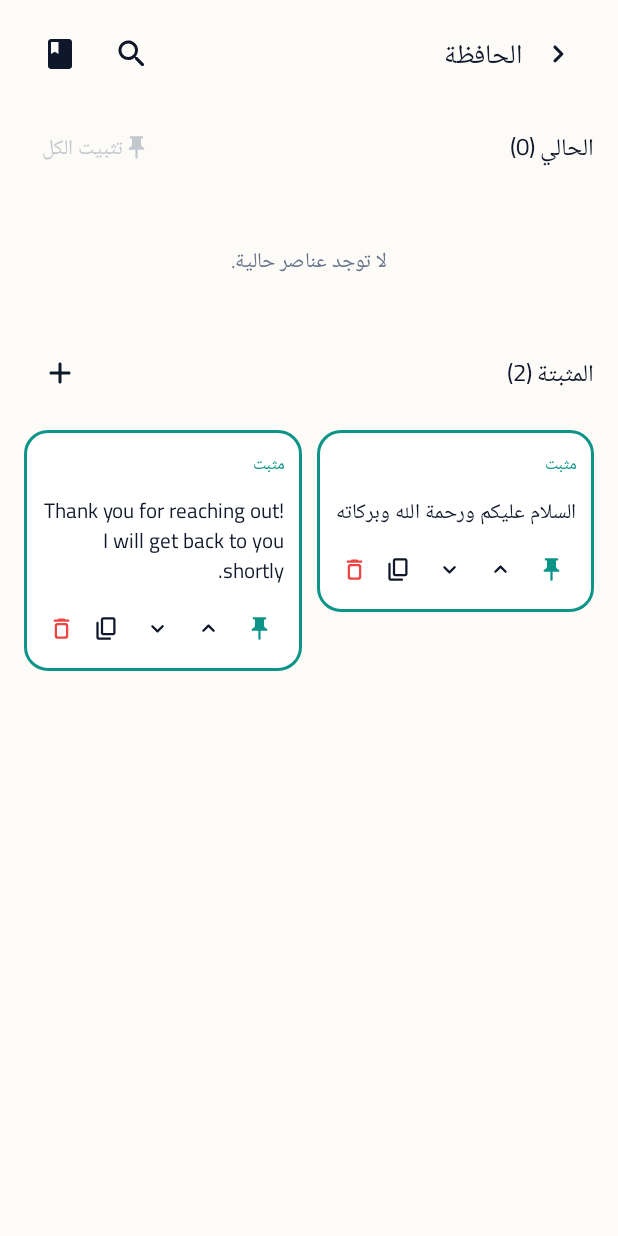
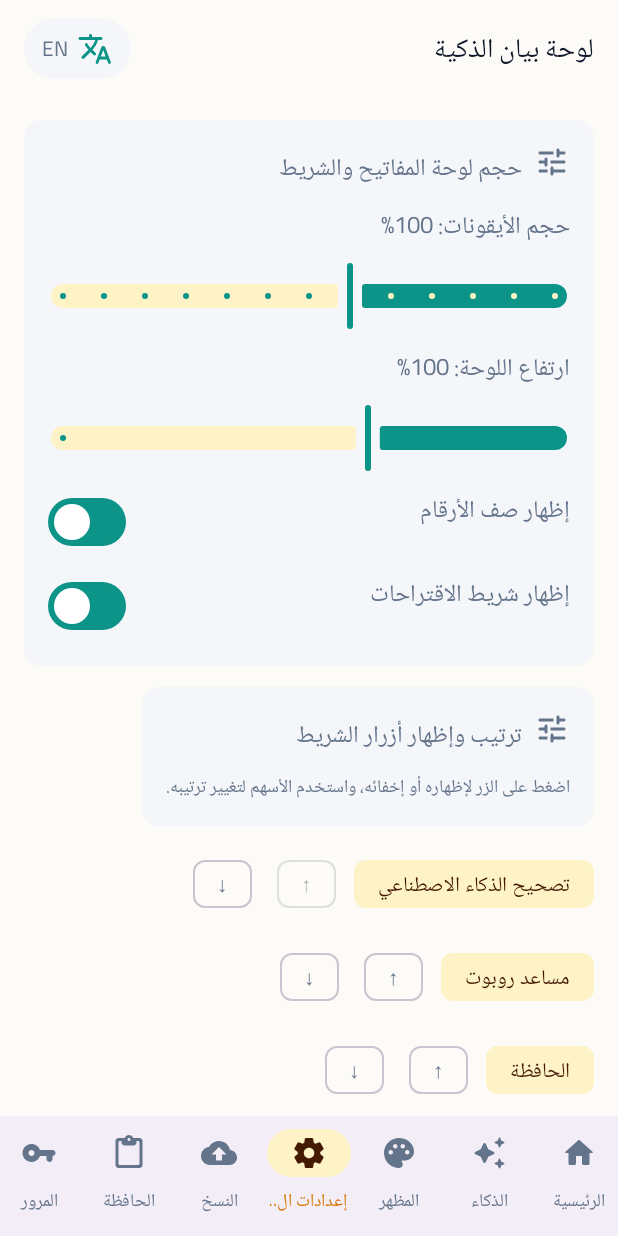
Before and after one commit to Maxaseel/bayankeys, an Android app built with Jetpack Compose: the screen it shows after launch (MainActivity), item 4 of the bottom bar chosen, on a phone screen of 412 x 824 dp. Run offline under Robolectric (Android 15) with nearby library versions, the phone set to English and light mode, and no system bars; our stand-ins replace Room's generated code; pictures from the network do not load.

Commit message:
Improve keyboard settings and clipboard navigation

```diff
--- a/app/src/main/java/com/example/MainActivity.kt
+++ b/app/src/main/java/com/example/MainActivity.kt
@@ -27,9 +27,11 @@ import androidx.compose.foundation.layout.padding
 import androidx.compose.foundation.shape.RoundedCornerShape
 import androidx.compose.material.icons.Icons
 import androidx.compose.material.icons.rounded.AutoAwesome
+import androidx.compose.material.icons.rounded.CloudUpload
 import androidx.compose.material.icons.rounded.ContentPaste
 import androidx.compose.material.icons.rounded.Home
 import androidx.compose.material.icons.rounded.Palette
+import androidx.compose.material.icons.rounded.Settings
 import androidx.compose.material.icons.rounded.Translate
 import androidx.compose.material.icons.rounded.VpnKey
 import androidx.compose.material3.ExperimentalMaterial3Api
@@ -69,10 +71,12 @@ import com.example.ui.AppStrings.pick
 import com.example.ui.BayanViewModel
 import com.example.ui.components.ProvideSafeTextToolbar
 import com.example.ui.screens.AiSettingsScreen
+import com.example.ui.screens.BackupScreen
 import com.example.ui.screens.BotAssistantHubScreen
 import com.example.ui.screens.ClipboardDictionaryScreen
 import com.example.ui.screens.CreateOrEditBotScreen
 import com.example.ui.screens.HomeScreen
+import com.example.ui.screens.KeyboardSettingsScreen
 import com.example.ui.screens.PasswordManagerScreen
 import com.example.ui.screens.ThemeStudioScreen
 import com.example.ui.theme.BayanTheme
@@ -83,6 +87,8 @@ private object Routes {
     const val THEME = "theme"
     const val CLIPBOARD = "clipboard"
     const val PASSWORDS = "passwords"
+    const val KEYBOARD_SETTINGS = "keyboard_settings"
+    const val BACKUP = "backup"
     const val BOTS = "bots"
     const val CREATE_BOT = "create_bot"
 }
@@ -98,6 +104,8 @@ private val destinations = listOf(
     NavDestination(Routes.HOME, "الرئيسية", "Home", Icons.Rounded.Home),
     NavDestination(Routes.AI_API, "الذكاء", "AI & API", Icons.Rounded.AutoAwesome),
     NavDestination(Routes.THEME, "المظهر", "Themes", Icons.Rounded.Palette),
+    NavDestination(Routes.KEYBOARD_SETTINGS, "إعدادات اللوحة", "Keyboard", Icons.Rounded.Settings),
+    NavDestination(Routes.BACKUP, "النسخ", "Backup", Icons.Rounded.CloudUpload),
     NavDestination(Routes.CLIPBOARD, "الحافظة", "Clipboard", Icons.Rounded.ContentPaste),
     NavDestination(Routes.PASSWORDS, "المرور", "Passwords", Icons.Rounded.VpnKey)
 )
@@ -315,7 +323,7 @@ private fun BayanAppShell(
         Scaffold(
             contentWindowInsets = WindowInsets(0, 0, 0, 0),
             topBar = {
-                if (currentRoute != Routes.CLIPBOARD) TopAppBar(
+                TopAppBar(
                     title = {
                         Text(
                             text = pick(isAr, "لوحة بيان الذكية", "Bayan Keys"),
@@ -359,7 +367,7 @@ private fun BayanAppShell(
                 )
             },
             bottomBar = {
-                if (currentRoute != Routes.CLIPBOARD && !useNavRail && !isKeyboardOpen) {
+                if (!useNavRail && !isKeyboardOpen) {
                     NavigationBar {
                         destinations.forEach { dest ->
                             NavigationBarItem(
@@ -387,7 +395,7 @@ private fun BayanAppShell(
                     .consumeWindowInsets(innerPadding)
                     .imePadding()
             ) {
-                if (useNavRail && currentRoute != Routes.CLIPBOARD) {
+                if (useNavRail) {
                     NavigationRail {
                         destinations.forEach { dest ->
                             NavigationRailItem(
@@ -488,6 +496,24 @@ private fun BayanAppShell(
                             onPreviewPanel = viewModel::onPreviewPanel
                         )
                     }
+                    composable(Routes.KEYBOARD_SETTINGS) {
+                        KeyboardSettingsScreen(
+                            isAr = isAr,
+                            sizeConfig = sizeConfig,
+                            toolbarConfig = toolbarConfig,
+                            onUpdateSizeConfig = viewModel::updateSizeConfig,
+                            onUpdateToolbarConfig = viewModel::updateToolbarVisibility,
+                            modifier = Modifier.fillMaxSize()
+                        )
+                    }
+                    composable(Routes.BACKUP) {
+                        BackupScreen(
+                            isAr = isAr,
+                            onExportBackup = viewModel::exportBackup,
+                            onImportBackup = viewModel::importBackup,
+                            modifier = Modifier.fillMaxSize()
+                        )
+                    }
                     composable(Routes.CLIPBOARD) {
                         ClipboardDictionaryScreen(
                             isAr = isAr,
@@ -503,6 +529,7 @@ private fun BayanAppShell(
                             onResetDictionary = viewModel::resetLearnedDictionary,
                             onExportBackup = viewModel::exportBackup,
                             onImportBackup = viewModel::importBackup,
+                            onOpenBackup = { navigateTo(Routes.BACKUP) },
                             onBack = { navigateTo(Routes.HOME) }
                         )
                     }
--- /dev/null
+++ b/app/src/main/java/com/example/ui/screens/KeyboardSettingsScreen.kt
@@ -0,0 +1,141 @@
+package com.example.ui.screens
+
+import androidx.compose.foundation.layout.Arrangement
+import androidx.compose.foundation.layout.Column
+import androidx.compose.foundation.layout.PaddingValues
+import androidx.compose.foundation.layout.Row
+import androidx.compose.foundation.layout.fillMaxWidth
+import androidx.compose.foundation.layout.padding
+import androidx.compose.foundation.lazy.LazyColumn
+import androidx.compose.foundation.lazy.items
+import androidx.compose.material.icons.Icons
+import androidx.compose.material.icons.rounded.Tune
+import androidx.compose.material3.Card
+import androidx.compose.material3.CardDefaults
+import androidx.compose.material3.FilterChip
+import androidx.compose.material3.Icon
+import androidx.compose.material3.MaterialTheme
+import androidx.compose.material3.Slider
+import androidx.compose.material3.Switch
+import androidx.compose.material3.Text
+import androidx.compose.runtime.Composable
+import androidx.compose.ui.Modifier
+import androidx.compose.ui.unit.dp
+import com.example.data.model.KeyboardSizeConfig
+import com.example.data.model.QuickInputTool
+import com.example.data.model.ToolbarAction
+import com.example.data.model.ToolbarVisibilityConfig
+import com.example.ui.AppStrings.pick
+
+@Composable
+fun KeyboardSettingsScreen(
+    isAr: Boolean,
+    sizeConfig: KeyboardSizeConfig,
+    toolbarConfig: ToolbarVisibilityConfig,
+    onUpdateSizeConfig: ((KeyboardSizeConfig) -> KeyboardSizeConfig) -> Unit,
+    onUpdateToolbarConfig: ((ToolbarVisibilityConfig) -> ToolbarVisibilityConfig) -> Unit,
+    modifier: Modifier = Modifier
+) {
+    LazyColumn(
+        modifier = modifier,
+        contentPadding = PaddingValues(16.dp),
+        verticalArrangement = Arrangement.spacedBy(14.dp)
+    ) {
+        item {
+            SettingsCard(title = pick(isAr, "حجم لوحة المفاتيح والشريط", "Keyboard and toolbar size")) {
+                Text("${pick(isAr, "حجم الأيقونات", "Icon size")}: ${(sizeConfig.toolbarIconScale * 100).toInt()}%")
+                Slider(
+                    value = sizeConfig.toolbarIconScale,
+                    onValueChange = { value -> onUpdateSizeConfig { it.copy(toolbarIconScale = value) } },
+                    valueRange = 0.75f..1.35f,
+                    steps = 11
+                )
+                Text("${pick(isAr, "ارتفاع اللوحة", "Keyboard height")}: ${(sizeConfig.heightScale * 100).toInt()}%")
+                Slider(
+                    value = sizeConfig.heightScale,
+                    onValueChange = { value -> onUpdateSizeConfig { it.copy(heightScale = value) } },
+                    valueRange = 0.78f..1.35f
+                )
+                SettingSwitch(
+                    label = pick(isAr, "إظهار صف الأرقام", "Show number row"),
+                    checked = sizeConfig.showNumberRow,
+                    onCheckedChange = { value -> onUpdateSizeConfig { it.copy(showNumberRow = value) } }
+                )
+                SettingSwitch(
+                    label = pick(isAr, "إظهار شريط الاقتراحات", "Show suggestions"),
+                    checked = sizeConfig.showSuggestions,
+                    onCheckedChange = { value -> onUpdateSizeConfig { it.copy(showSuggestions = value) } }
+                )
+            }
+        }
+        item {
+            SettingsCard(title = pick(isAr, "ترتيب وإظهار أزرار الشريط", "Toolbar buttons")) {
+                Text(pick(isAr, "اضغط على الزر لإظهاره أو إخفائه، واستخدم الأسهم لتغيير ترتيبه.", "Tap a button to show or hide it, then change its order."), style = MaterialTheme.typography.bodySmall)
+            }
+        }
+        items(toolbarConfig.order, key = { it.id }) { action ->
+            val visible = toolbarConfig.isVisible(action)
+            Row(modifier = Modifier.fillMaxWidth(), horizontalArrangement = Arrangement.spacedBy(8.dp)) {
+                FilterChip(
+                    selected = visible,
+                    onClick = { onUpdateToolbarConfig { it.withVisibility(action, !visible) } },
+                    label = { Text(if (isAr) action.labelAr else action.labelEn) }
+                )
+                FilterChip(
+                    selected = false,
+                    enabled = toolbarConfig.order.indexOf(action) > 0,
+                    onClick = { onUpdateToolbarConfig { it.moveAction(action, -1) } },
+                    label = { Text("↑") }
+                )
+                FilterChip(
+                    selected = false,
+                    enabled = toolbarConfig.order.indexOf(action) < toolbarConfig.order.lastIndex,
+                    onClick = { onUpdateToolbarConfig { it.moveAction(action, 1) } },
+                    label = { Text("↓") }
+                )
+            }
+        }
+        item {
+            SettingsCard(title = pick(isAr, "أدوات شبكة الإدخال", "Input grid tools")) {
+                SettingSwitch(
+                    label = pick(isAr, "وضع الأدوات في صف ثانٍ تحت الشريط الرئيسي", "Put tools in a second row below the main toolbar"),
+                    checked = toolbarConfig.quickToolsSecondRow,
+                    onCheckedChange = { value -> onUpdateToolbarConfig { it.copy(quickToolsSecondRow = value) } }
+                )
+                QuickInputTool.entries.forEach { tool ->
+                    FilterChip(
+                        selected = tool in toolbarConfig.quickTools,
+                        onClick = {
+                            onUpdateToolbarConfig { current ->
+                                current.copy(quickTools = if (tool in current.quickTools) current.quickTools - tool else current.quickTools + tool)
+                            }
+                        },
+                        label = { Text(if (isAr) tool.labelAr else tool.labelEn) },
+                        modifier = Modifier.padding(end = 6.dp, bottom = 6.dp)
+                    )
+                }
+            }
+        }
+    }
+}
+
+@Composable
+private fun SettingsCard(title: String, content: @Composable () -> Unit) {
+    Card(colors = CardDefaults.cardColors(containerColor = MaterialTheme.colorScheme.surfaceVariant)) {
+        Column(modifier = Modifier.padding(16.dp), verticalArrangement = Arrangement.spacedBy(8.dp)) {
+            Row(horizontalArrangement = Arrangement.spacedBy(8.dp)) {
+                Icon(Icons.Rounded.Tune, contentDescription = null)
+                Text(title, style = MaterialTheme.typography.titleMedium)
+            }
+            content()
+        }
+    }
+}
+
+@Composable
+private fun SettingSwitch(label: String, checked: Boolean, onCheckedChange: (Boolean) -> Unit) {
+    Row(modifier = Modifier.fillMaxWidth(), horizontalArrangement = Arrangement.SpaceBetween) {
+        Text(label, modifier = Modifier.weight(1f))
+        Switch(checked = checked, onCheckedChange = onCheckedChange)
+    }
+}
```
Also changed, not shown: app/src/main/java/com/example/ime/BayanKeyboardView.kt (+3 -4 lines), app/src/main/java/com/example/ui/screens/BackupScreen.kt (added, +94 -0 lines), app/src/main/java/com/example/ui/screens/ClipboardDictionaryScreen.kt (+8 -0 lines).
